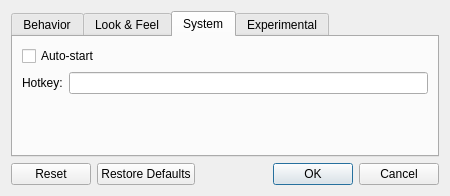
This is src/ui/settingsdialog.ui in medo64/QText as Qt 5 draws it before an edit. The edited form follows.
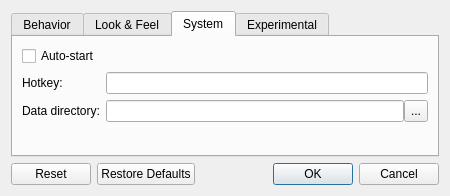
This is the edited form. The open tabs and pages were chosen to show the change. Custom widgets are drawn as their Qt base class.

Commit message: Added option to change data path

```diff
--- a/src/ui/settingsdialog.ui
+++ b/src/ui/settingsdialog.ui
@@ -104,17 +104,51 @@
         </widget>
        </item>
        <item>
-        <layout class="QHBoxLayout" name="horizontalLayout">
-         <item>
+        <layout class="QGridLayout" name="gridSystem">
+         <item row="0" column="1">
+          <widget class="HotkeyEdit" name="editHotkey"/>
+         </item>
+         <item row="1" column="1">
+          <layout class="QHBoxLayout" name="horizontalLayout_2">
+           <property name="spacing">
+            <number>0</number>
+           </property>
+           <item>
+            <widget class="QLineEdit" name="editDataPath">
+             <property name="readOnly">
+              <bool>true</bool>
+             </property>
+            </widget>
+           </item>
+           <item>
+            <widget class="QToolButton" name="buttonDataPath">
+             <property name="sizePolicy">
+              <sizepolicy hsizetype="Fixed" vsizetype="Expanding">
+               <horstretch>0</horstretch>
+               <verstretch>0</verstretch>
+              </sizepolicy>
+             </property>
+             <property name="text">
+              <string>...</string>
+             </property>
+            </widget>
+           </item>
+          </layout>
+         </item>
+         <item row="1" column="0">
+          <widget class="QLabel" name="labelDataPath">
+           <property name="text">
+            <string>Data directory:</string>
+           </property>
+          </widget>
+         </item>
+         <item row="0" column="0">
           <widget class="QLabel" name="labelHotkey">
            <property name="text">
             <string>Hotkey:</string>
            </property>
           </widget>
          </item>
-         <item>
-          <widget class="HotkeyEdit" name="editHotkey"/>
-         </item>
         </layout>
        </item>
        <item>
```
The commit also changes 12 other files.
